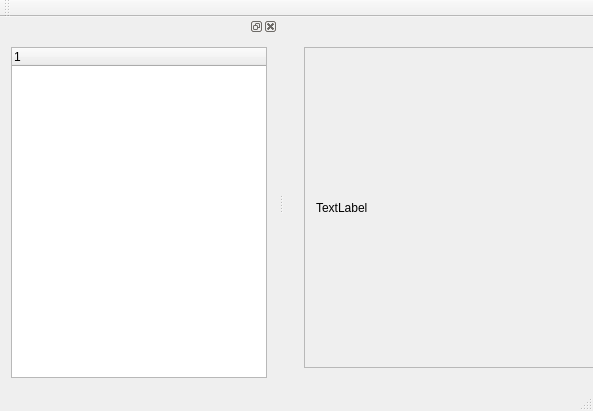
Qt form chap04/samp4_8/mainwindow.ui (LIKESCX/qt_Study) before a commit.
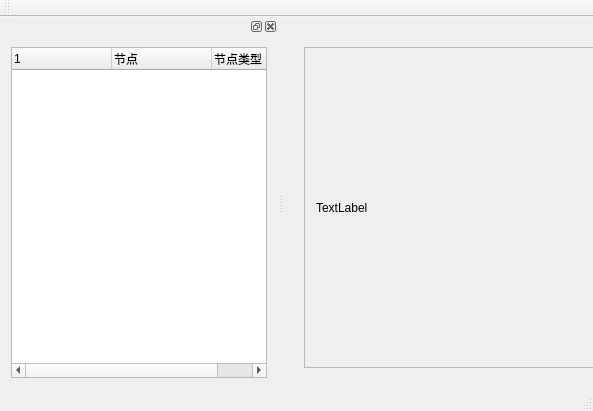
The same form after that commit. Icons and pictures are not drawn.

Diff of the .ui file:
```diff
--- a/chap04/samp4_8/mainwindow.ui
+++ b/chap04/samp4_8/mainwindow.ui
@@ -67,6 +67,12 @@
   </widget>
   <widget class="QStatusBar" name="statusBar"/>
   <widget class="QDockWidget" name="dockWidget">
+   <property name="features">
+    <set>QDockWidget::AllDockWidgetFeatures</set>
+   </property>
+   <property name="allowedAreas">
+    <set>Qt::LeftDockWidgetArea|Qt::RightDockWidgetArea</set>
+   </property>
    <attribute name="dockWidgetArea">
     <number>1</number>
    </attribute>
@@ -79,6 +85,16 @@
          <string notr="true">1</string>
         </property>
        </column>
+       <column>
+        <property name="text">
+         <string>节点</string>
+        </property>
+       </column>
+       <column>
+        <property name="text">
+         <string>节点类型</string>
+        </property>
+       </column>
       </widget>
      </item>
     </layout>
```
Left out of the diff: 168 changed lines with no effect on the pictures.
